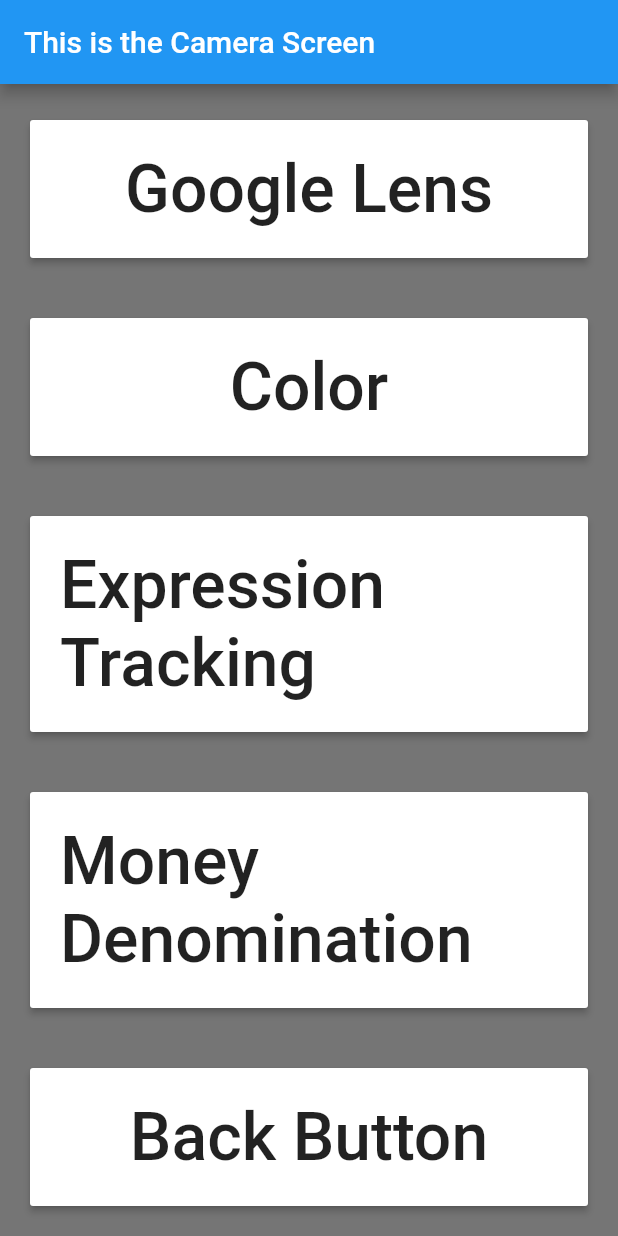
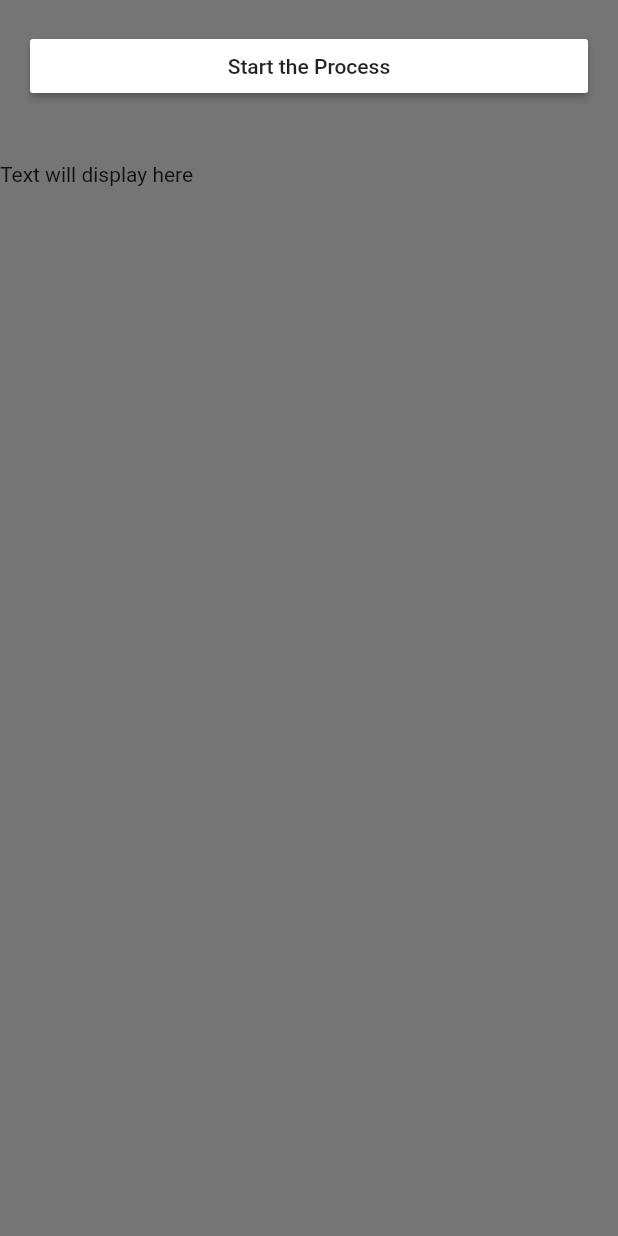
Before and after one commit to adadarohan/Audoptik_App, a Flutter app: the myCamera screen opened directly, scrolled down 128 dp, after a tap on "Google Lens", on a phone screen of 412 x 824 dp. Run offline on Flutter 3.47's test engine with Material 2 defaults, Android fonts, the phone set to English and light mode, and no system bars; our stand-ins replace cloud_firestore, firebase_auth, google_sign_in, image_picker; missing offline and left inert: firebase_ml_vision, flutter_mobile_vision; accounts and stored records are empty.

Commit message:
the code works we just need the paid version of the thing

```diff
--- a/audoptik_app/lib/Screens/buttonsScreens/camera/camera.dart
+++ b/audoptik_app/lib/Screens/buttonsScreens/camera/camera.dart
@@ -1,5 +1,6 @@
 import 'package:audoptik_app/Screens/buttonsScreens/camera/widgets/face.dart';
 import 'package:audoptik_app/Screens/buttonsScreens/camera/widgets/ocr.dart';
+import 'package:audoptik_app/Screens/buttonsScreens/camera/widgets/image-labelling.dart';
 import 'package:audoptik_app/home/home.dart';
 import 'package:flutter/material.dart';
 
@@ -75,7 +76,14 @@ class _myCameraState extends State<myCamera> {
                   fontSize: 44,
                 ),
               ),
-              onPressed: (){},
+              onPressed: (){
+                Navigator.pushAndRemoveUntil(context,
+                MaterialPageRoute(
+                    builder: (context) => myImagelabelling(),
+                ),
+                    (route) => false
+            );
+              },
 
               ),
             ),
--- /dev/null
+++ b/audoptik_app/lib/Screens/buttonsScreens/camera/widgets/image-labelling.dart
@@ -0,0 +1,89 @@
+import 'dart:io';
+
+import 'package:firebase_ml_vision/firebase_ml_vision.dart';
+import 'package:flutter/material.dart';
+import 'package:image_picker/image_picker.dart';
+
+class myImagelabelling extends StatefulWidget {
+  @override
+  _myImagelabellingState createState() => _myImagelabellingState();
+}
+
+class _myImagelabellingState extends State<myImagelabelling> {
+  File pickedImage;
+  var text_label = '';
+  var text_con = 0.0;
+
+  bool imageLoaded = false;
+
+    Future pickImage() async {
+    var awaitImage = await ImagePicker.pickImage(source: ImageSource.gallery);
+
+    setState(() {
+      pickedImage = awaitImage;
+      imageLoaded = true;
+    });
+
+    FirebaseVisionImage visionImage = FirebaseVisionImage.fromFile(pickedImage);
+
+    final ImageLabeler cloudLabeler =
+        FirebaseVision.instance.cloudImageLabeler();
+
+    final List<ImageLabel> cloudLabels =
+        await cloudLabeler.processImage(visionImage);
+
+    for (ImageLabel label in cloudLabels) {
+      final double confidence = label.confidence;
+      setState(() {
+
+        text_label = label.text;
+        text_con = confidence;
+
+        print(text_label);
+      });
+    }
+
+    cloudLabeler.close();
+  }
+  @override
+  Widget build(BuildContext context) {
+
+    return Scaffold(
+      backgroundColor: Colors.black54,
+      body: ListView(
+        children: <Widget>[
+          Padding(
+            padding: EdgeInsets.all(20.0),
+            child: RaisedButton(
+              child: Text("Start the Process"),
+              color: Colors.white,
+              onPressed: (){
+                pickImage();
+              }
+            ),
+          ),
+          SizedBox(height: 10.0),
+          SizedBox(height: 10.0),
+          text_label == ''
+              ? Text('Text will display here')
+              : Expanded(
+                  child: SingleChildScrollView(
+                    child: Padding(
+                      padding: const EdgeInsets.all(15.0),
+                      child: Text(
+                        text_label,
+                        style: TextStyle(
+                          color: Colors.white,
+                        ),
+                      ),
+                    ),
+                  ),
+                ),
+        ],
+      ),
+    );
+  }
+
+
+
+  }
```
Also changed, not shown: audoptik_app/pubspec.lock, 2 other files.
